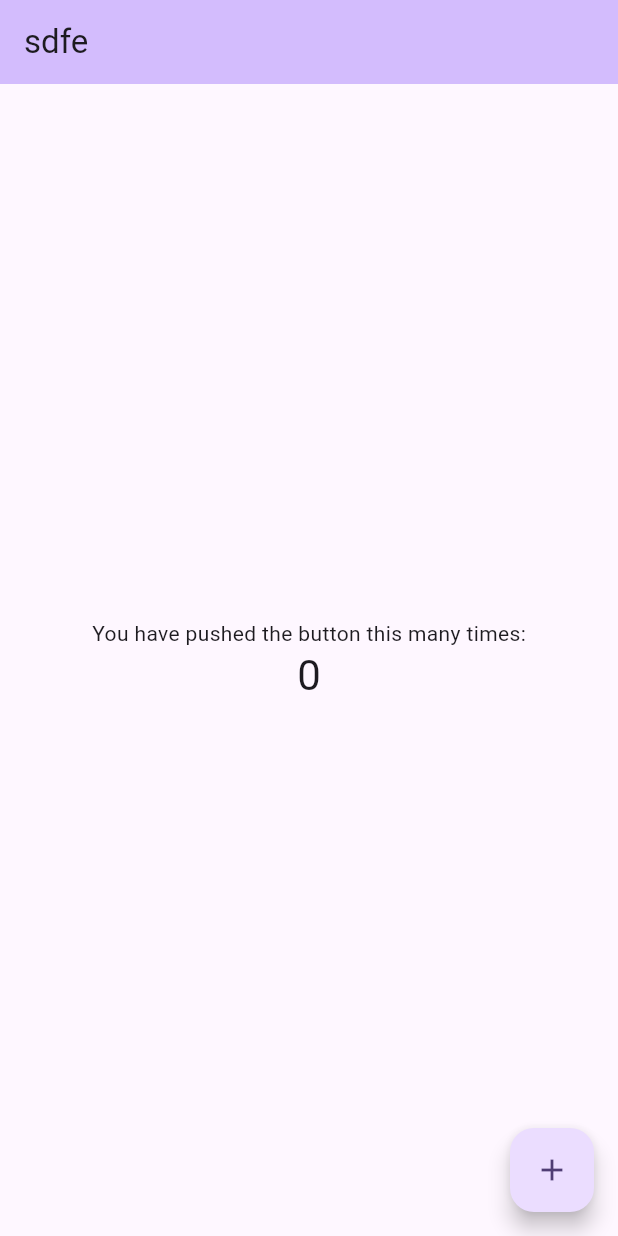
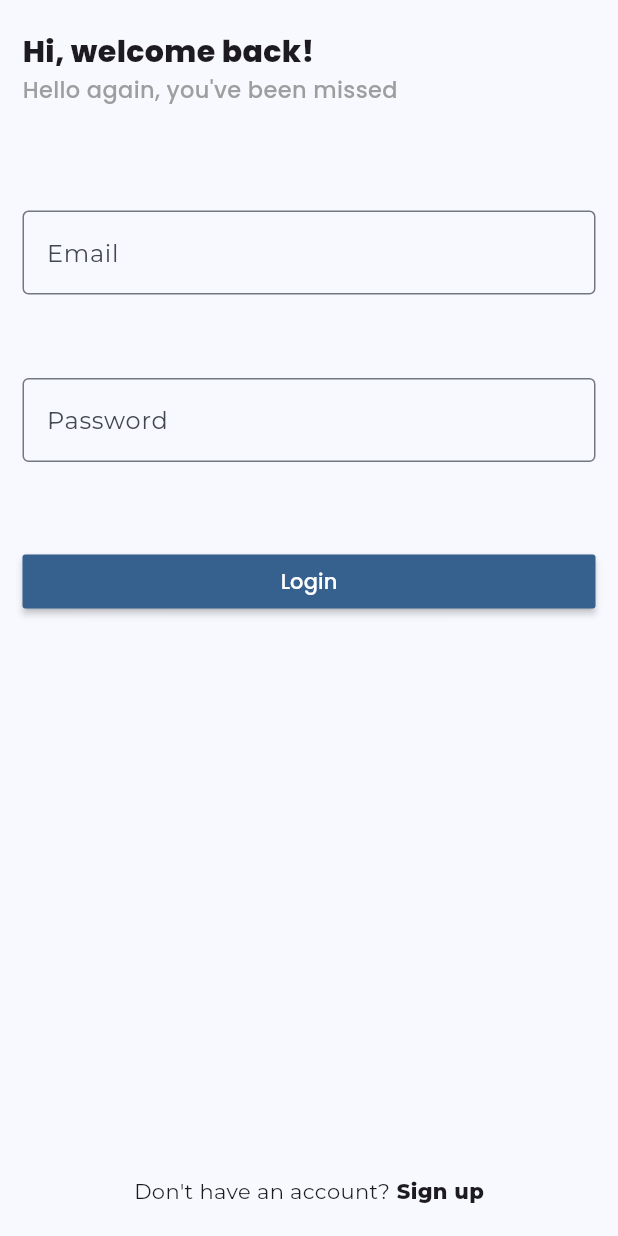
Before and after one commit to Syartaa/chat_app, a Flutter app: the screen it shows after launch, on a phone screen of 412 x 824 dp. Run offline on Flutter 3.47's test engine with Material 3 defaults, Android fonts, the phone set to English and light mode, and no system bars; our stand-ins replace firebase_analytics, firebase_core, google_fonts; accounts and stored records are empty.

Commit message:
creating the login page

```diff
--- a/lib/main.dart
+++ b/lib/main.dart
@@ -1,6 +1,8 @@
+import 'package:chat_app/pagess/login_page.dart';
 import 'package:chat_app/utils.dart';
 import 'package:firebase_analytics/firebase_analytics.dart';
 import 'package:flutter/material.dart';
+import 'package:google_fonts/google_fonts.dart';
 
 void main() async {
   await setup();
@@ -20,58 +22,11 @@ class MyApp extends StatelessWidget {
     return MaterialApp(
       title: 'Flutter Demo',
       theme: ThemeData(
-        colorScheme: ColorScheme.fromSeed(seedColor: Colors.deepPurple),
+        colorScheme: ColorScheme.fromSeed(seedColor: Colors.blue),
         useMaterial3: true,
+        textTheme: GoogleFonts.montserratTextTheme(),
       ),
-      home: const MyHomePage(title: 'sdfe'),
+      home: LoginPage(),
     );
   }
 }
-
-class MyHomePage extends StatefulWidget {
-  const MyHomePage({super.key, required this.title});
-
-  final String title;
-
-  @override
-  State<MyHomePage> createState() => _MyHomePageState();
-}
-
-class _MyHomePageState extends State<MyHomePage> {
-  int _counter = 0;
-
-  void _incrementCounter() {
-    setState(() {
-      _counter++;
-    });
-  }
-
-  @override
-  Widget build(BuildContext context) {
-    return Scaffold(
-      appBar: AppBar(
-        backgroundColor: Theme.of(context).colorScheme.inversePrimary,
-        title: Text(widget.title),
-      ),
-      body: Center(
-        child: Column(
-          mainAxisAlignment: MainAxisAlignment.center,
-          children: <Widget>[
-            const Text(
-              'You have pushed the button this many times:',
-            ),
-            Text(
-              '$_counter',
-              style: Theme.of(context).textTheme.headlineMedium,
-            ),
-          ],
-        ),
-      ),
-      floatingActionButton: FloatingActionButton(
-        onPressed: _incrementCounter,
-        tooltip: 'Increment',
-        child: const Icon(Icons.add),
-      ),
-    );
-  }
-}
--- /dev/null
+++ b/lib/pagess/login_page.dart
@@ -0,0 +1,123 @@
+import 'package:chat_app/widgets/costom_form_field.dart';
+import 'package:flutter/material.dart';
+import 'package:google_fonts/google_fonts.dart';
+
+class LoginPage extends StatefulWidget {
+  const LoginPage({super.key});
+
+  @override
+  State<LoginPage> createState() => _LoginPageState();
+}
+
+class _LoginPageState extends State<LoginPage> {
+  @override
+  Widget build(BuildContext context) {
+    return Scaffold(
+      resizeToAvoidBottomInset: false,
+      body: _buildUI(),
+    );
+  }
+
+  Widget _buildUI() {
+    return SafeArea(
+      child: Padding(
+        padding: const EdgeInsets.symmetric(
+          horizontal: 15.0,
+          vertical: 20.0,
+        ),
+        child: Column(
+          children: [
+            _headerText(),
+            _loginForm(),
+            _createAnAccountLink(),
+          ],
+        ),
+      ),
+    );
+  }
+
+  Widget _headerText() {
+    return SizedBox(
+      width: MediaQuery.sizeOf(context).width,
+      child: Column(
+        mainAxisSize: MainAxisSize.max,
+        mainAxisAlignment: MainAxisAlignment.start,
+        crossAxisAlignment: CrossAxisAlignment.start,
+        children: [
+          Text(
+            'Hi, welcome back!',
+            style: GoogleFonts.poppins(
+              fontSize: 20,
+              fontWeight: FontWeight.w800,
+            ),
+          ),
+          Text(
+            "Hello again, you've been missed",
+            style: GoogleFonts.poppins(
+              fontSize: 15,
+              fontWeight: FontWeight.w500,
+              color: Colors.grey,
+            ),
+          ),
+        ],
+      ),
+    );
+  }
+
+  Widget _loginForm() {
+    return Container(
+      height: MediaQuery.sizeOf(context).height * 0.40,
+      margin: EdgeInsets.symmetric(
+        vertical: MediaQuery.sizeOf(context).height * 0.05,
+      ),
+      child: Form(
+        child: Column(
+          mainAxisSize: MainAxisSize.max,
+          mainAxisAlignment: MainAxisAlignment.spaceEvenly,
+          crossAxisAlignment: CrossAxisAlignment.center,
+          children: [
+            CostomFormField(
+                height: MediaQuery.sizeOf(context).height * 0.1,
+                hintText: 'Email'),
+            CostomFormField(
+                height: MediaQuery.sizeOf(context).height * 0.1,
+                hintText: 'Password'),
+            _loginButton(),
+          ],
+        ),
+      ),
+    );
+  }
+
+  Widget _loginButton() {
+    return SizedBox(
+      width: MediaQuery.sizeOf(context).width,
+      child: MaterialButton(
+        onPressed: () {},
+        color: Theme.of(context).colorScheme.primary,
+        child: Text(
+          'Login',
+          style: GoogleFonts.poppins(color: Colors.white),
+        ),
+      ),
+    );
+  }
+
+  Widget _createAnAccountLink() {
+    return const Expanded(
+        child: Row(
+      mainAxisSize: MainAxisSize.max,
+      mainAxisAlignment: MainAxisAlignment.center,
+      crossAxisAlignment: CrossAxisAlignment.end,
+      children: [
+        Text("Don't have an account?"),
+        Text(
+          " Sign up",
+          style: TextStyle(
+            fontWeight: FontWeight.w800,
+          ),
+        ),
+      ],
+    ));
+  }
+}
--- /dev/null
+++ b/lib/widgets/costom_form_field.dart
@@ -0,0 +1,21 @@
+import 'package:flutter/material.dart';
+
+class CostomFormField extends StatelessWidget {
+  final String hintText;
+  final double height;
+  const CostomFormField(
+      {super.key, required this.hintText, required this.height});
+
+  @override
+  Widget build(BuildContext context) {
+    return SizedBox(
+      height: height,
+      child: TextFormField(
+        decoration: InputDecoration(
+          hintText: hintText,
+          border: const OutlineInputBorder(),
+        ),
+      ),
+    );
+  }
+}
```
